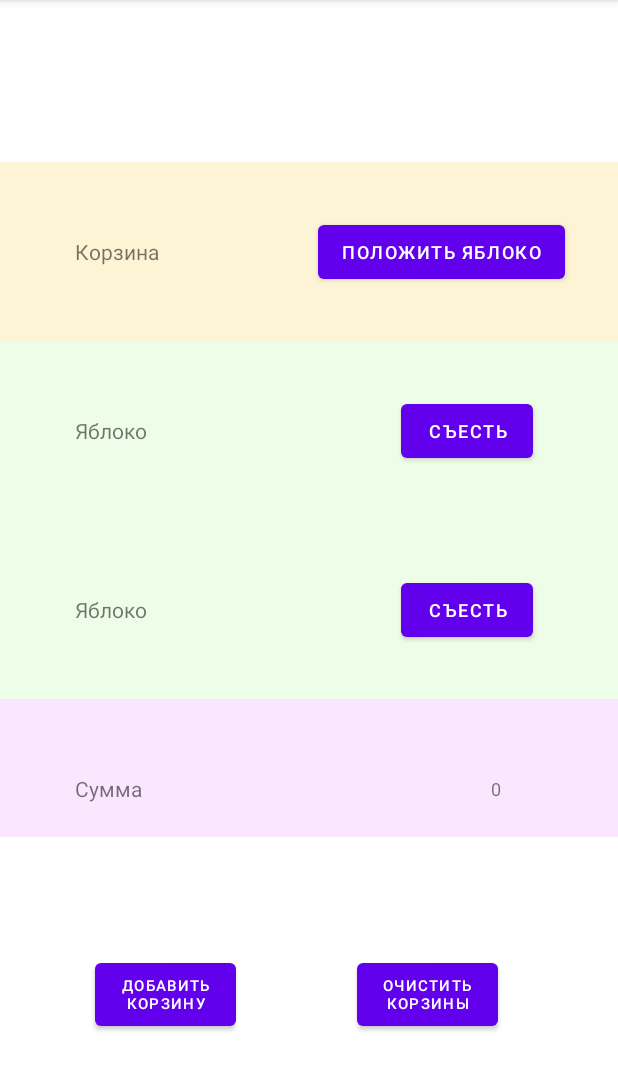
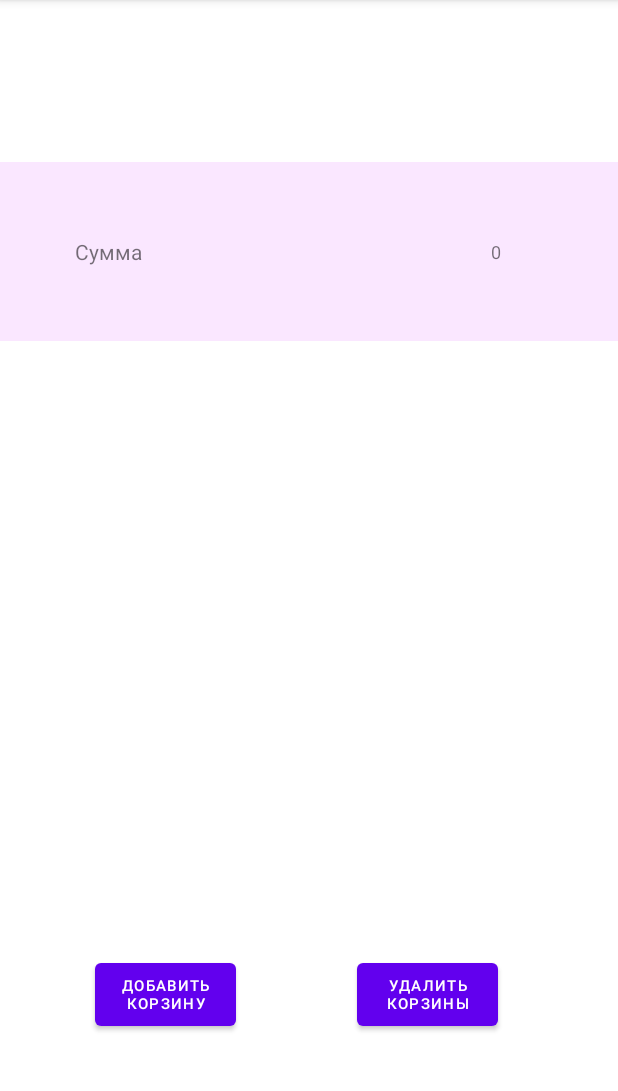
Before and after one commit to Bagaviev/AndroidSchool2021.2, an Android app: the screen it shows after launch (MainActivity), on a phone screen of 412 x 824 dp, the part 84-1175 px from its top. Run offline under Robolectric (Android 15) with nearby library versions, the light colour scheme and no system bars.

Commit message:
2) Все готово, даже разделитель накинул, тк была заготовочка.

```diff
--- a/Homework/Lesson6/app/src/main/java/com/example/lesson6/Elements.kt
+++ b/Homework/Lesson6/app/src/main/java/com/example/lesson6/Elements.kt
@@ -7,8 +7,8 @@ package com.example.lesson6
 
 interface Element
 
-data class ElementBasket(val text: String, val appleList: List<ElementApple>) : Element
+data class ElementApple(val root: ElementBasket): Element
 
-data class ElementApple(val text: String): Element
+data class ElementBasket(val appleList: ArrayList<ElementApple>) : Element
 
-data class ElementSummary(val text: String, val value: Int) : Element
+data class ElementSummary(val value: Int = 0) : Element
--- a/Homework/Lesson6/app/src/main/java/com/example/lesson6/MainActivity.kt
+++ b/Homework/Lesson6/app/src/main/java/com/example/lesson6/MainActivity.kt
@@ -1,18 +1,39 @@
 package com.example.lesson6
 
+import android.os.Build
 import android.os.Bundle
+import android.widget.Button
 import android.widget.Toast
+import androidx.annotation.RequiresApi
 import androidx.appcompat.app.AppCompatActivity
+import androidx.recyclerview.widget.DividerItemDecoration
 import androidx.recyclerview.widget.RecyclerView
 
 class MainActivity : AppCompatActivity() {
     lateinit var recyclerView: RecyclerView
     lateinit var adapter: MyAdapter
+    lateinit var addBasketButton: Button
+    lateinit var removeBasketsButton: Button
 
+    @RequiresApi(Build.VERSION_CODES.LOLLIPOP)
     override fun onCreate(savedInstanceState: Bundle?) {
+
         super.onCreate(savedInstanceState)
         setContentView(R.layout.activity_main)
         recyclerView = findViewById(R.id.recyclerView)
+        addBasketButton = findViewById(R.id.buttonAddBasket)
+        removeBasketsButton = findViewById(R.id.buttonClearBaskets)
+
+        addBasketButton.setOnClickListener {
+            adapter.items.add(adapter.items.size - 1, ElementBasket(arrayListOf()))
+            adapter.updateList()
+        }
+
+        removeBasketsButton.setOnClickListener {
+            adapter.items.removeAll { it is ElementApple }      // а вот так красиво на Java конечно бы не получилось
+            adapter.items.removeAll { it is ElementBasket }     // заработало как надо с первого раза, фантастика
+            adapter.updateList()
+        }
 
         adapter = MyAdapter(object: MyListener {
             override fun onOurCustomClick(text: String) {
@@ -20,24 +41,18 @@ class MainActivity : AppCompatActivity() {
             }
         })
 
-        val elementsList: List<Element> = listOf(
-            ElementBasket("1", emptyList()),
-            ElementApple("2.1"),
-            ElementApple("2.2"),
-            ElementSummary("3", 4))
+        adapter.items = arrayListOf(ElementSummary())
+        recyclerView.adapter = adapter
 
-        adapter.items = elementsList
+        // свой красивый разделитель делаем
 
-        recyclerView.adapter = adapter
+        // свой красивый разделитель делаем
+        val itemDecoration = DividerItemDecoration(recyclerView.context, DividerItemDecoration.VERTICAL)
+        itemDecoration.setDrawable(getDrawable(R.drawable.own_vertical_divider)!!)
+        recyclerView.addItemDecoration(itemDecoration)
     }
-
-//        adapter.notifyDataSetChanged()
 
     fun showText(text: String) {
         Toast.makeText(this, text, Toast.LENGTH_SHORT).show()
     }
-
-    interface MyListener {
-        fun onOurCustomClick(text: String)
-    }
 }
--- /dev/null
+++ b/Homework/Lesson6/app/src/main/res/drawable-v24/own_vertical_divider.xml
@@ -0,0 +1,6 @@
+<?xml version="1.0" encoding="utf-8"?>
+<shape xmlns:android="http://schemas.android.com/apk/res/android"
+        android:shape="rectangle">
+    <size android:height="2dp" />
+    <solid android:color="@color/white" />
+</shape>
--- a/Homework/Lesson6/app/src/main/res/layout/activity_main.xml
+++ b/Homework/Lesson6/app/src/main/res/layout/activity_main.xml
@@ -15,7 +15,8 @@
             app:layout_constraintStart_toStartOf="parent"
             app:layout_constraintBottom_toBottomOf="parent"
             app:layout_constraintEnd_toEndOf="parent"
-            app:layout_constraintVertical_bias="0.33999997" />
+            app:layout_constraintVertical_bias="0.33999997"
+            android:scrollbars="vertical"/>
 
     <Button
             android:text="Добавить корзину"
@@ -30,7 +31,7 @@
             android:textSize="10sp" />
 
     <Button
-            android:text="Очистить корзины"
+            android:text="Удалить корзины"
             android:layout_width="94dp"
             android:layout_height="54dp"
             android:id="@+id/buttonClearBaskets"
--- a/Homework/Lesson6/app/src/main/res/layout/item_apple.xml
+++ b/Homework/Lesson6/app/src/main/res/layout/item_apple.xml
@@ -18,8 +18,8 @@
             app:layout_constraintBottom_toBottomOf="parent"
             app:layout_constraintVertical_bias="0.050000012"
             android:layout_marginStart="50dp"
-            android:layout_marginTop="50dp"
-            android:layout_marginBottom="50dp" />
+            android:layout_marginTop="32dp"
+            android:layout_marginBottom="32dp" />
 
     <Button
             android:id="@+id/buttonApple"
```
Also changed, not shown: Homework/Lesson6/app/src/main/java/com/example/lesson6/MyAdapter.kt (+37 -10 lines), Homework/Lesson6/app/src/main/java/com/example/lesson6/MyListener.kt (added, +10 -0 lines).
